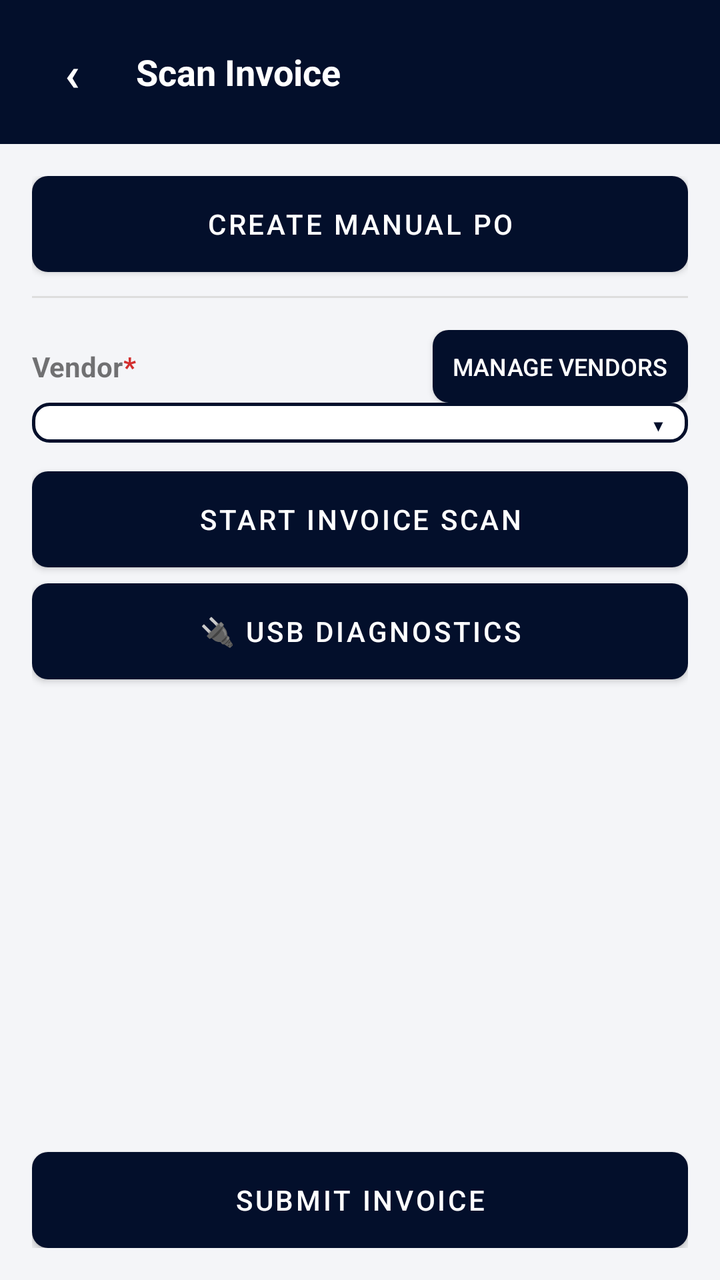
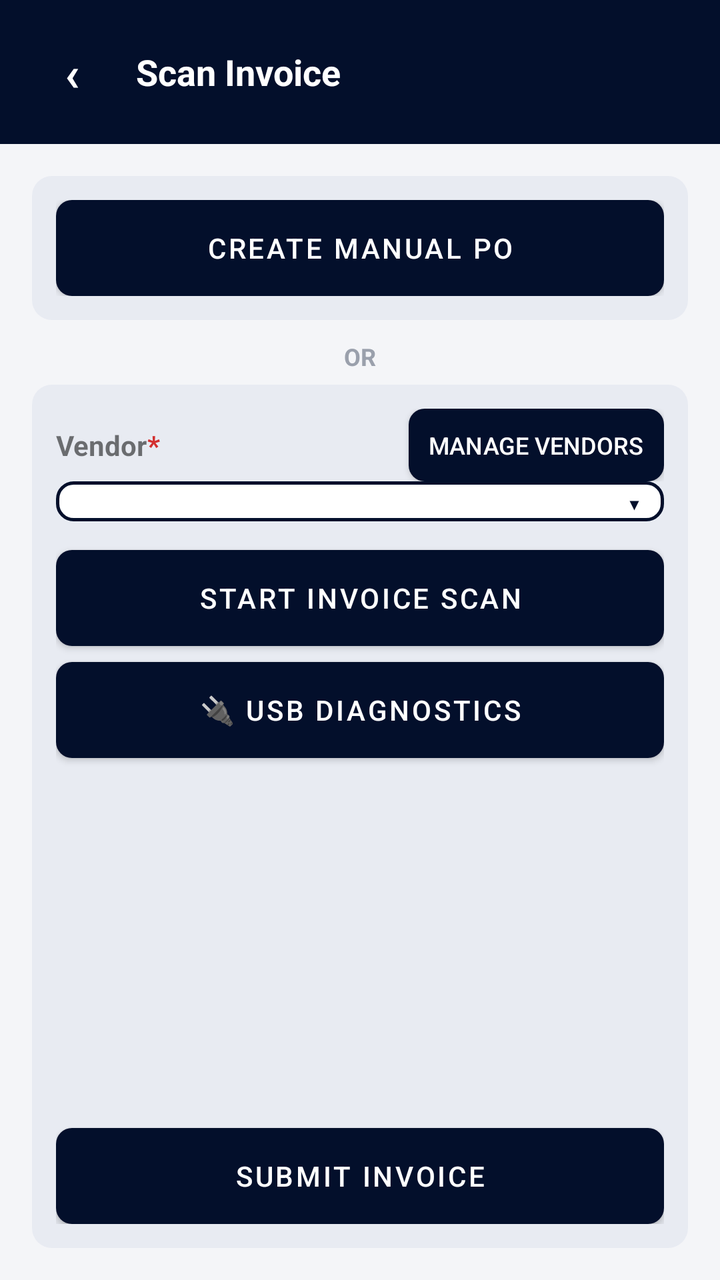

Two renders of the same Android screen: before a commit and after it. Below are the layout's source before the change and the commit's diff.
<!-- AndroidManifest.xml: activity theme Theme.InvoiceScanner -->
<!-- res/layout/activity_scan.xml -->
<?xml version="1.0" encoding="utf-8"?>
<LinearLayout xmlns:android="http://schemas.android.com/apk/res/android"
    xmlns:tools="http://schemas.android.com/tools"
    android:layout_width="match_parent"
    android:layout_height="match_parent"
    android:orientation="vertical"
    android:background="@color/screen_background">

    <LinearLayout
        android:layout_width="match_parent"
        android:layout_height="wrap_content"
        android:orientation="horizontal"
        android:gravity="center_vertical"
        android:background="@color/purple_primary"
        android:padding="12dp">
        <TextView
            android:id="@+id/textBack"
            android:layout_width="wrap_content"
            android:layout_height="wrap_content"
            android:minWidth="48dp"
            android:minHeight="48dp"
            android:gravity="center"
            android:text="&#8249;"
            android:textColor="@color/white"
            android:textStyle="bold"
            android:textSize="24sp"
            android:clickable="true"
            android:focusable="true" />
        <TextView
            android:layout_width="0dp"
            android:layout_height="wrap_content"
            android:layout_weight="1"
            android:text="Scan Invoice"
            android:textStyle="bold"
            android:textSize="18sp"
            android:textColor="@color/white"
            android:layout_marginStart="8dp" />
    </LinearLayout>

    <LinearLayout
        android:layout_width="match_parent"
        android:layout_height="0dp"
        android:layout_weight="1"
        android:orientation="vertical"
        android:padding="16dp">

    
    <Button
        android:id="@+id/buttonModeManual"
        android:layout_width="match_parent"
        android:layout_height="wrap_content"
        android:text="Create Manual PO"
        android:background="@drawable/bg_button_orange"
        android:textColor="@color/white" />

    <View
        android:layout_width="match_parent"
        android:layout_height="1dp"
        android:background="#DDDDDD"
        android:layout_marginTop="12dp"
        android:layout_marginBottom="4dp" />

    <TextView
        android:id="@+id/textPendingInvoice"
        android:layout_width="match_parent"
        android:layout_height="wrap_content"
        android:textColor="@color/purple_dark"
        android:textStyle="bold"
        android:layout_marginTop="8dp"
        android:visibility="gone" />

    
    <LinearLayout
        android:id="@+id/readyForReviewContainer"
        android:layout_width="match_parent"
        android:layout_height="wrap_content"
        android:orientation="vertical"
        android:background="#E8F5E9"
        android:padding="8dp"
        android:layout_marginTop="8dp"
        android:visibility="gone">
        <TextView
            android:id="@+id/textReadyForReviewHeader"
            android:layout_width="match_parent"
            android:layout_height="wrap_content"
            android:textStyle="bold"
            android:textColor="@color/purple_dark" />
        <LinearLayout
            android:id="@+id/readyForReviewList"
            android:layout_width="match_parent"
            android:layout_height="wrap_content"
            android:orientation="vertical" />
    </LinearLayout>

    <LinearLayout
        android:layout_width="match_parent"
        android:layout_height="wrap_content"
        android:orientation="horizontal"
        android:layout_marginTop="12dp"
        android:gravity="center_vertical">
        <TextView
            android:layout_width="wrap_content"
            android:layout_height="wrap_content"
            android:textStyle="bold"
            android:text="Vendor" />
        <TextView
            android:layout_width="0dp"
            android:layout_height="wrap_content"
            android:layout_weight="1"
            android:text="*"
            android:textColor="@color/error_red"
            android:textStyle="bold" />
        <Button
            android:id="@+id/linkManageVendors"
            style="?android:attr/buttonStyleSmall"
            android:layout_width="wrap_content"
            android:layout_height="wrap_content"
            android:text="Manage Vendors"
            android:textColor="@color/white"
            android:textSize="12sp"
            android:background="@drawable/bg_button_muted"
            android:paddingHorizontal="10dp"
            android:minWidth="0dp"
            android:minHeight="0dp" />
    </LinearLayout>

    
    <FrameLayout
        android:layout_width="match_parent"
        android:layout_height="wrap_content">
        <Spinner
            android:id="@+id/spinnerTemplate"
            android:layout_width="match_parent"
            android:layout_height="wrap_content"
            android:background="@drawable/bg_dropdown_field" />
        <TextView
            android:layout_width="wrap_content"
            android:layout_height="wrap_content"
            android:layout_gravity="center_vertical|end"
            android:layout_marginEnd="12dp"
            android:text="&#9662;"
            android:textColor="@color/purple_primary"
            android:textSize="16sp"
            android:clickable="false"
            android:focusable="false" />
    </FrameLayout>

    
    <Button
        android:id="@+id/buttonBrother"
        android:layout_width="match_parent"
        android:layout_height="wrap_content"
        android:layout_marginTop="12dp"
        android:text="START INVOICE SCAN"
        android:background="@drawable/bg_button_primary"
        android:textColor="@color/white" />

    
    <Button
        android:id="@+id/buttonUsbDiagnostics"
        android:layout_width="match_parent"
        android:layout_height="wrap_content"
        android:layout_marginTop="8dp"
        android:text="🔌 USB Diagnostics"
        android:background="@drawable/bg_button_muted"
        android:textColor="@color/white" />

    <androidx.recyclerview.widget.RecyclerView
        android:id="@+id/recyclerPages"
        android:layout_width="match_parent"
        android:layout_height="0dp"
        android:layout_weight="1"
        android:layout_marginTop="12dp"
        android:orientation="horizontal"
        tools:listitem="@layout/item_page_thumbnail" />

    <TextView
        android:id="@+id/textStatus"
        android:layout_width="match_parent"
        android:layout_height="wrap_content"
        android:layout_marginBottom="8dp" />

    <ProgressBar
        android:id="@+id/progressSubmit"
        style="?android:attr/progressBarStyleHorizontal"
        android:layout_width="match_parent"
        android:layout_height="wrap_content"
        android:visibility="gone"
        android:indeterminate="true" />

    <Button
        android:id="@+id/buttonSubmit"
        android:layout_width="match_parent"
        android:layout_height="wrap_content"
        android:text="Submit Invoice"
        android:background="@drawable/bg_button_primary"
        android:textColor="@color/white" />

    </LinearLayout>

</LinearLayout>
<!-- res/layout/item_page_thumbnail.xml (included above) -->
<?xml version="1.0" encoding="utf-8"?>
<LinearLayout xmlns:android="http://schemas.android.com/apk/res/android"
    android:layout_width="110dp"
    android:layout_height="wrap_content"
    android:orientation="vertical"
    android:gravity="center_horizontal"
    android:padding="4dp">

    <FrameLayout
        android:layout_width="100dp"
        android:layout_height="130dp">

        <ImageView
            android:id="@+id/imageThumbnail"
            android:layout_width="match_parent"
            android:layout_height="match_parent"
            android:scaleType="centerCrop"
            android:background="#EEEEEE" />

        <TextView
            android:id="@+id/textAnnotatedBadge"
            android:layout_width="wrap_content"
            android:layout_height="wrap_content"
            android:layout_gravity="top|end"
            android:background="@color/purple_primary"
            android:textColor="@color/white"
            android:text="✎"
            android:paddingHorizontal="6dp"
            android:visibility="gone" />
    </FrameLayout>

    <TextView
        android:id="@+id/textPageNumber"
        android:layout_width="wrap_content"
        android:layout_height="wrap_content"
        android:textSize="12sp"
        android:layout_marginTop="2dp" />

    <LinearLayout
        android:layout_width="wrap_content"
        android:layout_height="wrap_content"
        android:orientation="horizontal">

        <Button
            android:id="@+id/buttonDraw"
            style="?android:attr/buttonStyleSmall"
            android:layout_width="wrap_content"
            android:layout_height="wrap_content"
            android:text="Draw"
            android:textSize="10sp"
            android:background="@drawable/bg_button_muted"
            android:textColor="@color/white" />

        <Button
            android:id="@+id/buttonRemove"
            style="?android:attr/buttonStyleSmall"
            android:layout_width="wrap_content"
            android:layout_height="wrap_content"
            android:text="✕"
            android:textSize="10sp"
            android:background="@drawable/bg_button_danger"
            android:textColor="@color/white" />
    </LinearLayout>

</LinearLayout>
<!-- resources referenced by this layout -->
<resources>
  <color name="error_red">#D32F2F</color>
  <color name="purple_dark">#020A20</color>
  <color name="purple_primary">#030F2B</color>
  <color name="screen_background">#F4F5F8</color>
  <color name="white">#FFFFFFFF</color>
  <!-- drawable bg_button_danger (drawable) -->
  <?xml version="1.0" encoding="utf-8"?>
  <shape xmlns:android="http://schemas.android.com/apk/res/android" android:shape="rectangle">
      <solid android:color="#C62828" />
      <corners android:radius="8dp" />
  </shape>
  <!-- drawable bg_button_muted (drawable) -->
  <?xml version="1.0" encoding="utf-8"?>
  <shape xmlns:android="http://schemas.android.com/apk/res/android" android:shape="rectangle">
      <solid android:color="#6B7280" />
      <corners android:radius="8dp" />
  </shape>
  <!-- drawable bg_button_orange (drawable) -->
  <?xml version="1.0" encoding="utf-8"?>
  <shape xmlns:android="http://schemas.android.com/apk/res/android" android:shape="rectangle">
      <solid android:color="@color/status_staged" />
      <corners android:radius="8dp" />
  </shape>
  <!-- drawable bg_button_primary (drawable) -->
  <?xml version="1.0" encoding="utf-8"?>
  <shape xmlns:android="http://schemas.android.com/apk/res/android" android:shape="rectangle">
      <solid android:color="@color/purple_primary" />
      <corners android:radius="8dp" />
  </shape>
  <!-- drawable bg_dropdown_field (drawable) -->
  <?xml version="1.0" encoding="utf-8"?>
  <shape xmlns:android="http://schemas.android.com/apk/res/android" android:shape="rectangle">
      <solid android:color="@color/white" />
      <stroke android:width="1.5dp" android:color="@color/purple_primary" />
      <corners android:radius="8dp" />
      <padding android:left="12dp" android:top="10dp" android:right="36dp" android:bottom="10dp" />
  </shape>
  <style name="Theme.InvoiceScanner" parent="Theme.MaterialComponents.DayNight.NoActionBar">
          <item name="colorPrimary">@color/purple_primary</item>
          <item name="colorPrimaryDark">@color/purple_dark</item>
          <item name="colorAccent">@color/purple_primary</item>
          <item name="android:statusBarColor" tools:targetApi="l">@color/purple_dark</item>
      </style>
  <color name="status_staged">#FFA500</color>
</resources>

<!-- the commit's change to res/layout/activity_scan.xml (unified diff, before → after) -->
@@ -45,20 +45,40 @@
         android:padding="16dp">
 
     
-    <Button
-        android:id="@+id/buttonModeManual"
-        android:layout_width="match_parent"
-        android:layout_height="wrap_content"
-        android:text="Create Manual PO"
-        android:background="@drawable/bg_button_orange"
-        android:textColor="@color/white" />
-
-    <View
-        android:layout_width="match_parent"
-        android:layout_height="1dp"
-        android:background="#DDDDDD"
-        android:layout_marginTop="12dp"
-        android:layout_marginBottom="4dp" />
+    <LinearLayout
+        android:layout_width="match_parent"
+        android:layout_height="wrap_content"
+        android:orientation="vertical"
+        android:background="@drawable/bg_card_surface"
+        android:padding="12dp">
+        <Button
+            android:id="@+id/buttonModeManual"
+            android:layout_width="match_parent"
+            android:layout_height="wrap_content"
+            android:text="Create Manual PO"
+            android:background="@drawable/bg_button_orange"
+            android:backgroundTint="@null"
+            android:textColor="@color/white" />
+    </LinearLayout>
+
+    <TextView
+        android:layout_width="match_parent"
+        android:layout_height="wrap_content"
+        android:layout_marginTop="10dp"
+        android:layout_marginBottom="6dp"
+        android:gravity="center"
+        android:text="OR"
+        android:textColor="#9AA0AC"
+        android:textStyle="bold"
+        android:textSize="12sp" />
+
+    <LinearLayout
+        android:layout_width="match_parent"
+        android:layout_height="0dp"
+        android:layout_weight="1"
+        android:orientation="vertical"
+        android:background="@drawable/bg_card_surface"
+        android:padding="12dp">
 
     <TextView
         android:id="@+id/textPendingInvoice"
@@ -66,7 +86,6 @@
         android:layout_height="wrap_content"
         android:textColor="@color/purple_dark"
         android:textStyle="bold"
-        android:layout_marginTop="8dp"
         android:visibility="gone" />
 
     
@@ -77,7 +96,6 @@
         android:orientation="vertical"
         android:background="#E8F5E9"
         android:padding="8dp"
-        android:layout_marginTop="8dp"
         android:visibility="gone">
         <TextView
             android:id="@+id/textReadyForReviewHeader"
@@ -96,7 +114,6 @@
         android:layout_width="match_parent"
         android:layout_height="wrap_content"
         android:orientation="horizontal"
-        android:layout_marginTop="12dp"
         android:gravity="center_vertical">
         <TextView
             android:layout_width="wrap_content"
@@ -195,6 +212,8 @@
         android:text="Submit Invoice"
         android:background="@drawable/bg_button_primary"
         android:textColor="@color/white" />
+
+    </LinearLayout>
 
     </LinearLayout>
 
<!-- resource entries referenced after the edit -->
@@ -29,6 +29,12 @@
       <solid android:color="@color/purple_primary" />
       <corners android:radius="8dp" />
   </shape>
+  <!-- drawable bg_card_surface (drawable) -->
+  <?xml version="1.0" encoding="utf-8"?>
+  <shape xmlns:android="http://schemas.android.com/apk/res/android" android:shape="rectangle">
+      <solid android:color="@color/card_surface_tint" />
+      <corners android:radius="10dp" />
+  </shape>
   <!-- drawable bg_dropdown_field (drawable) -->
   <?xml version="1.0" encoding="utf-8"?>
   <shape xmlns:android="http://schemas.android.com/apk/res/android" android:shape="rectangle">
@@ -44,5 +50,6 @@
           <item name="android:statusBarColor" tools:targetApi="l">@color/purple_dark</item>
       </style>
   <color name="status_staged">#FFA500</color>
+  <color name="card_surface_tint">#E8EBF2</color>
 </resources>
 
